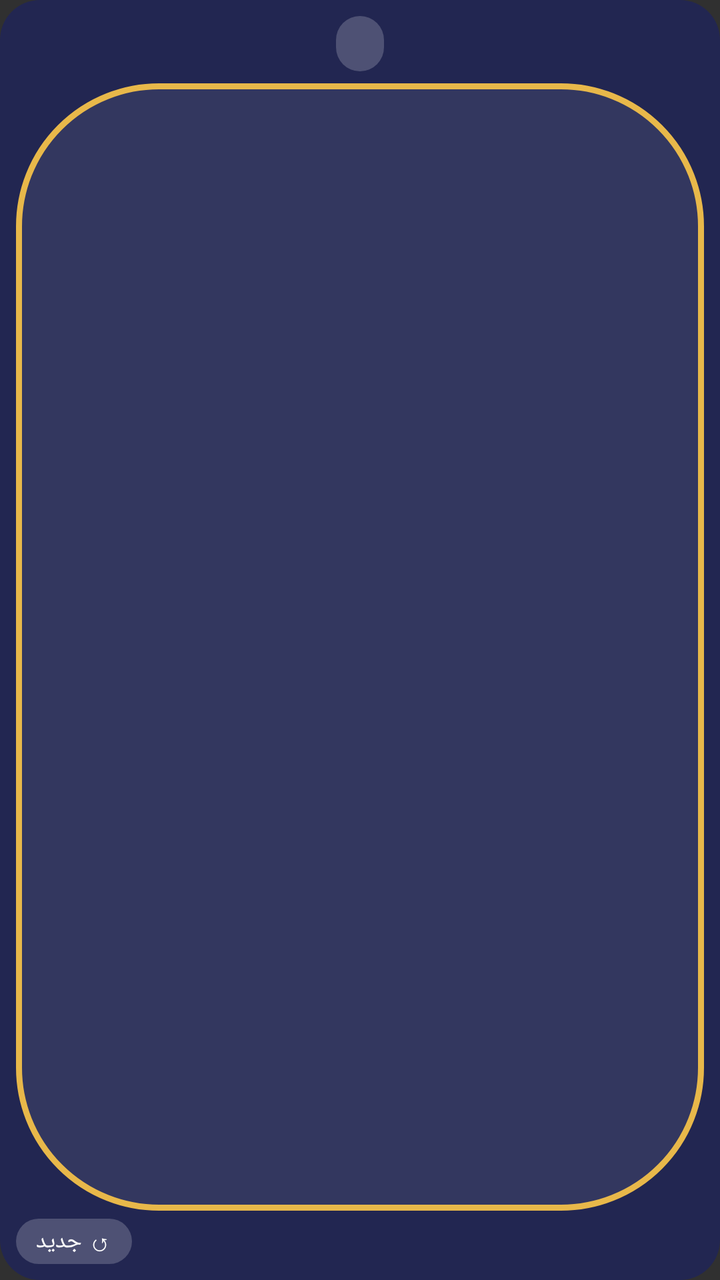
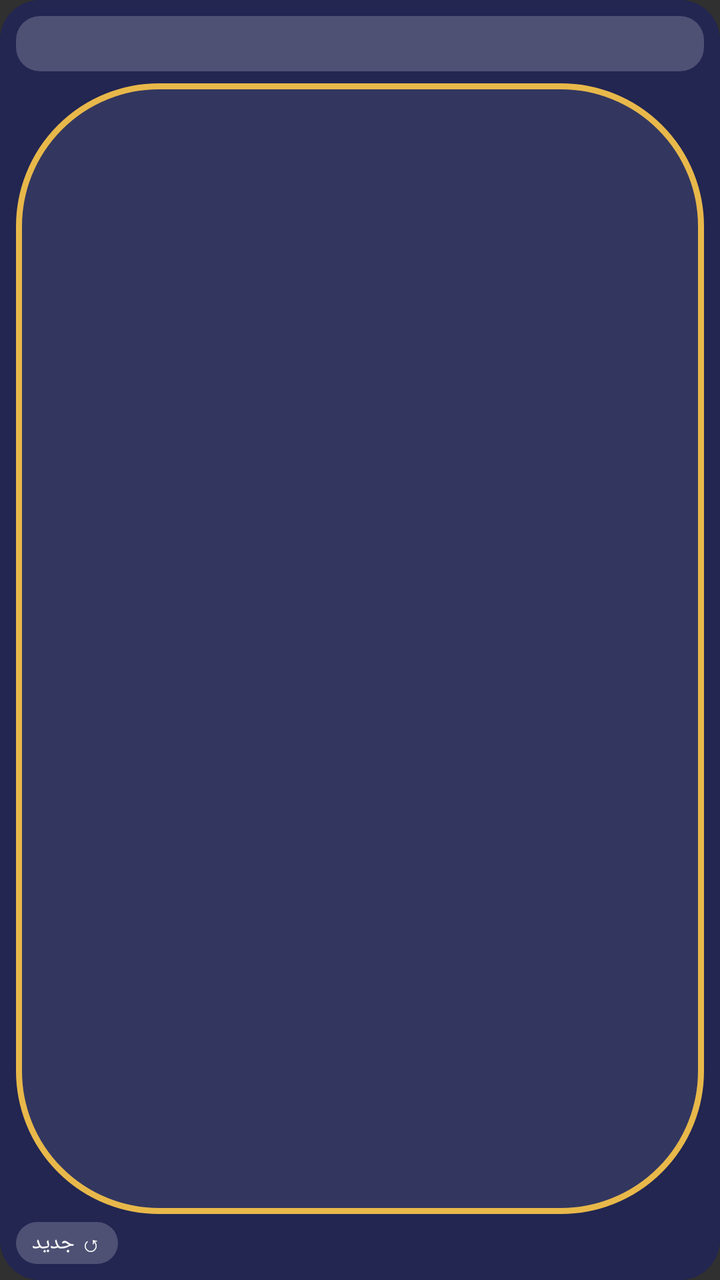

Before-and-after screenshots of an Android layout around one commit, followed by the original layout XML and the change that was made.
<!-- AndroidManifest.xml: application theme android:Theme.Material.NoActionBar -->
<!-- res/layout/widget_tasbih.xml -->
<?xml version="1.0" encoding="utf-8"?>
<LinearLayout xmlns:android="http://schemas.android.com/apk/res/android" android:id="@+id/tb_root" android:layout_width="match_parent" android:layout_height="match_parent"
    android:background="@drawable/widget_bg" android:gravity="center_horizontal" android:orientation="vertical" android:padding="8dp">
    <TextView android:layout_width="wrap_content" android:layout_height="wrap_content" android:textColor="#FFFFFFFF" android:textSize="16sp" android:id="@+id/tb_name" android:textStyle="bold" android:singleLine="true" android:background="@drawable/w_chip" android:paddingStart="12dp" android:paddingEnd="12dp" android:paddingTop="3dp" android:paddingBottom="3dp"/>
    <FrameLayout android:layout_width="match_parent" android:layout_height="0dp" android:layout_weight="1" android:layout_marginTop="6dp" android:layout_marginBottom="4dp">
        <TextView android:id="@+id/tb_count" android:layout_width="match_parent" android:layout_height="match_parent" android:layout_gravity="center" android:background="@drawable/w_circle"
            android:gravity="center" android:textColor="#FFE8B84A" android:textSize="40sp" android:textStyle="bold" android:layoutDirection="ltr" />
    </FrameLayout>
    <LinearLayout android:layout_width="match_parent" android:layout_height="wrap_content" android:layoutDirection="rtl" android:gravity="center_vertical" android:orientation="horizontal">
        <TextView android:id="@+id/tb_today" android:layout_width="0dp" android:layout_height="wrap_content" android:layout_weight="1" android:textColor="#FFB8C2DC" android:textSize="12sp" android:singleLine="true" />
        <TextView android:id="@+id/tb_reset" android:layout_width="wrap_content" android:layout_height="wrap_content" android:text="↺ جديد" android:textColor="#FFFFFFFF" android:textSize="12sp"
            android:background="@drawable/w_chip" android:paddingStart="10dp" android:paddingEnd="10dp" android:paddingTop="3dp" android:paddingBottom="3dp" />
    </LinearLayout>
</LinearLayout>
<!-- resources referenced by this layout -->
<resources>
  <!-- drawable w_chip (drawable) -->
  <?xml version="1.0" encoding="utf-8"?>
  <shape xmlns:android="http://schemas.android.com/apk/res/android" android:shape="rectangle">
      <solid android:color="#33FFFFFF" />
      <corners android:radius="12dp" />
  </shape>
  <!-- drawable w_circle (drawable) -->
  <?xml version="1.0" encoding="utf-8"?>
  <shape xmlns:android="http://schemas.android.com/apk/res/android" android:shape="rectangle">
      <solid android:color="#14FFFFFF" />
      <corners android:radius="70dp" />
      <stroke android:width="3dp" android:color="#FFE8B84A" />
  </shape>
  <!-- drawable widget_bg (drawable) -->
  <?xml version="1.0" encoding="utf-8"?>
  <shape xmlns:android="http://schemas.android.com/apk/res/android" android:shape="rectangle">
      <solid android:color="#F2222654" />
      <corners android:radius="20dp" />
  </shape>
</resources>

<!-- the commit's change to res/layout/widget_tasbih.xml (unified diff, before → after) -->
@@ -1,14 +1,15 @@
 <?xml version="1.0" encoding="utf-8"?>
 <LinearLayout xmlns:android="http://schemas.android.com/apk/res/android" android:id="@+id/tb_root" android:layout_width="match_parent" android:layout_height="match_parent"
-    android:background="@drawable/widget_bg" android:gravity="center_horizontal" android:orientation="vertical" android:padding="8dp">
-    <TextView android:layout_width="wrap_content" android:layout_height="wrap_content" android:textColor="#FFFFFFFF" android:textSize="16sp" android:id="@+id/tb_name" android:textStyle="bold" android:singleLine="true" android:background="@drawable/w_chip" android:paddingStart="12dp" android:paddingEnd="12dp" android:paddingTop="3dp" android:paddingBottom="3dp"/>
+    android:background="@drawable/widget_bg" android:orientation="vertical" android:padding="8dp">
+    <TextView android:id="@+id/tb_name" android:layout_width="match_parent" android:layout_height="wrap_content" android:maxLines="1" android:textColor="#FFFFFFFF" android:textSize="16sp" android:autoSizeTextType="uniform" android:autoSizeMinTextSize="8sp" android:autoSizeMaxTextSize="16sp" android:autoSizeStepGranularity="1sp" android:gravity="center" android:textStyle="bold" android:background="@drawable/w_chip" android:paddingStart="8dp" android:paddingEnd="8dp" android:paddingTop="3dp" android:paddingBottom="3dp" />
     <FrameLayout android:layout_width="match_parent" android:layout_height="0dp" android:layout_weight="1" android:layout_marginTop="6dp" android:layout_marginBottom="4dp">
-        <TextView android:id="@+id/tb_count" android:layout_width="match_parent" android:layout_height="match_parent" android:layout_gravity="center" android:background="@drawable/w_circle"
-            android:gravity="center" android:textColor="#FFE8B84A" android:textSize="40sp" android:textStyle="bold" android:layoutDirection="ltr" />
+        <TextView android:id="@+id/tb_count" android:layout_width="match_parent" android:layout_height="match_parent" android:background="@drawable/w_circle"
+            android:gravity="center" android:maxLines="1" android:textColor="#FFE8B84A" android:textSize="40sp" android:textStyle="bold" android:layoutDirection="ltr"
+            android:autoSizeTextType="uniform" android:autoSizeMinTextSize="14sp" android:autoSizeMaxTextSize="40sp" android:autoSizeStepGranularity="1sp" />
     </FrameLayout>
     <LinearLayout android:layout_width="match_parent" android:layout_height="wrap_content" android:layoutDirection="rtl" android:gravity="center_vertical" android:orientation="horizontal">
-        <TextView android:id="@+id/tb_today" android:layout_width="0dp" android:layout_height="wrap_content" android:layout_weight="1" android:textColor="#FFB8C2DC" android:textSize="12sp" android:singleLine="true" />
-        <TextView android:id="@+id/tb_reset" android:layout_width="wrap_content" android:layout_height="wrap_content" android:text="↺ جديد" android:textColor="#FFFFFFFF" android:textSize="12sp"
-            android:background="@drawable/w_chip" android:paddingStart="10dp" android:paddingEnd="10dp" android:paddingTop="3dp" android:paddingBottom="3dp" />
+        <TextView android:id="@+id/tb_today" android:layout_width="0dp" android:layout_height="wrap_content" android:layout_weight="1" android:maxLines="1" android:textColor="#FFB8C2DC" android:textSize="12sp" android:autoSizeTextType="uniform" android:autoSizeMinTextSize="8sp" android:autoSizeMaxTextSize="12sp" android:autoSizeStepGranularity="1sp" />
+        <TextView android:id="@+id/tb_reset" android:layout_width="wrap_content" android:layout_height="wrap_content" android:text="↺ جديد" android:textColor="#FFFFFFFF" android:textSize="11sp"
+            android:background="@drawable/w_chip" android:paddingStart="8dp" android:paddingEnd="8dp" android:paddingTop="3dp" android:paddingBottom="3dp" />
     </LinearLayout>
 </LinearLayout>
